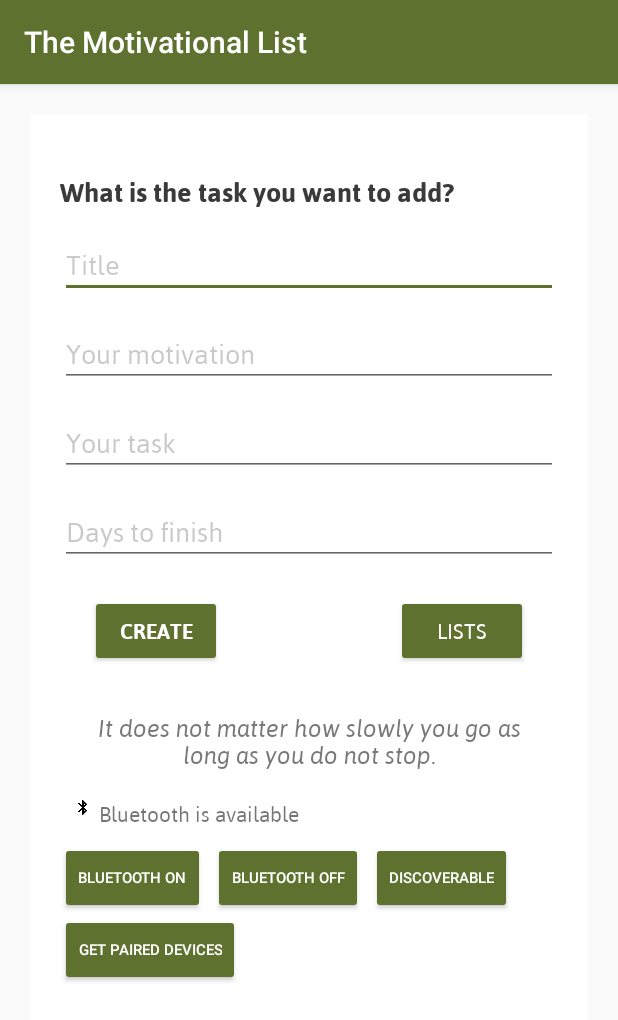
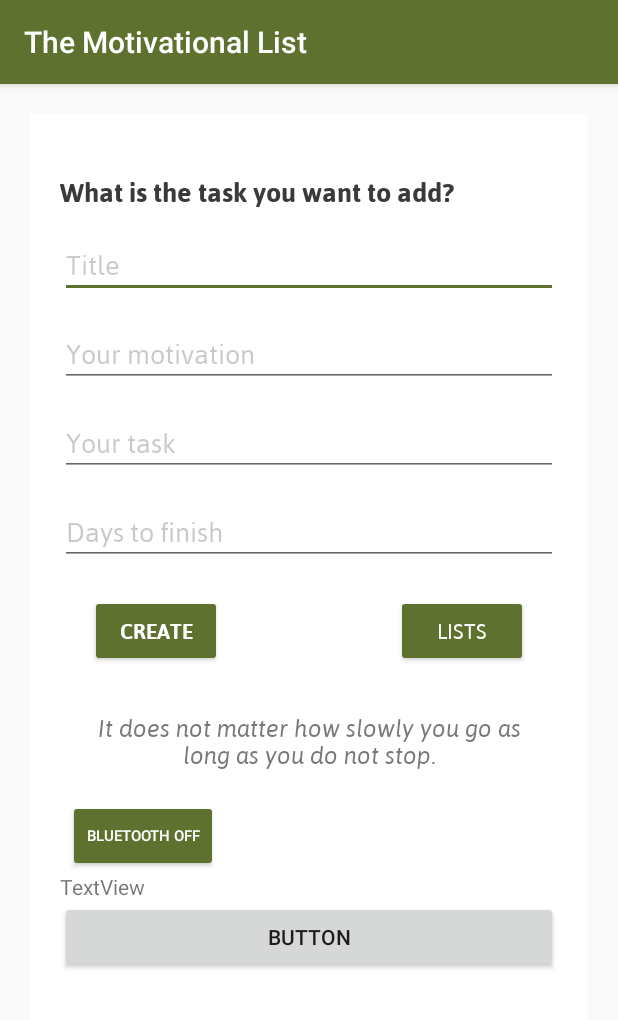
Before and after one commit to Mertyachting/BDD_Android_App, an Android app: the screen it shows after launch (MainActivity), on a phone screen of 412 x 824 dp. Shown: the top 1020 px of the screen. Run offline under Robolectric (Android 15) with nearby library versions, the phone set to English and light mode, and no system bars; libraries missing offline, so code that uses them is left out: app.akexorcist.bluetotohspp.

Commit message:
added server

```diff
--- a/app/src/main/AndroidManifest.xml
+++ b/app/src/main/AndroidManifest.xml
@@ -1,7 +1,7 @@
 <?xml version="1.0" encoding="utf-8"?>
 <manifest xmlns:android="http://schemas.android.com/apk/res/android"
     package="com.example.motivationlist">
-
+    <uses-permission android:name="android.permission.INTERNET" />
     <uses-permission android:name="android.permission.BLUETOOTH" />
     <uses-permission android:name="android.permission.BLUETOOTH_ADMIN" />
 
@@ -11,6 +11,7 @@
         android:label="@string/app_name_short"
         android:roundIcon="@mipmap/app_icon_launcher_round"
         android:supportsRtl="true"
+        android:usesCleartextTraffic="true"
         android:theme="@style/AppTheme">
         <activity
             android:name="com.example.motivationlist.EmployeeActivity"
--- a/app/src/main/java/com/example/motivationlist/MainActivity.java
+++ b/app/src/main/java/com/example/motivationlist/MainActivity.java
@@ -5,6 +5,7 @@ import androidx.appcompat.app.AppCompatActivity;
 import android.content.Context;
 import android.content.Intent;
 import android.database.sqlite.SQLiteDatabase;
+import android.os.AsyncTask;
 import android.os.Bundle;
 import android.view.View;
 import android.widget.Button;
@@ -17,6 +18,11 @@ import android.bluetooth.BluetoothDevice;
 import android.widget.ImageView;
 import android.widget.TextView;
 
+import java.io.BufferedReader;
+import java.io.IOException;
+import java.io.InputStreamReader;
+import java.net.HttpURLConnection;
+import java.net.URL;
 import java.util.Set;
 
 
@@ -28,6 +34,9 @@ import app.akexorcist.bluetotohspp.library.BluetoothState;
 
 public class MainActivity extends AppCompatActivity {
 
+    private static final String SERVER = "http://10.0.2.2:3000";
+
+    private TextView tvServerResponse;
 
     EditText e_name, e_email, e_username, e_phnumber;
     Button bt_save, viewdata, viewdatall;
@@ -37,27 +46,41 @@ public class MainActivity extends AppCompatActivity {
     private static final int REQUEST_ENABLE_BT = 0;
     private static final int REQUEST_DISCOVER_BT = 1;
 
-    TextView mStatusBlueTv, mPairedTv;
-    ImageView mBlueIv;
-    Button mOnBtn, mOffBtn, mDiscoverBtn, mPairedBtn;
+    /* TextView mStatusBlueTv, mPairedTv;
+     ImageView mBlueIv;
+     Button mOnBtn, mOffBtn, mDiscoverBtn, mPairedBtn;
 
-    BluetoothAdapter mBlueAdapter;
+     BluetoothAdapter mBlueAdapter;*/
+
 
     @Override
     protected void onCreate(Bundle savedInstanceState) {
+
+        View.OnClickListener onButtonClickListener = new View.OnClickListener() {
+            @Override
+            public void onClick(View v) {
+                HttpGetRequest request = new HttpGetRequest();
+                request.execute();
+            }
+        };
+
+
         super.onCreate(savedInstanceState);
         setContentView(R.layout.activity_main);
+        tvServerResponse = findViewById(R.id.textView);
+        Button contactServerButton = findViewById(R.id.button);
+        contactServerButton.setOnClickListener(onButtonClickListener);
         mDatabase = openOrCreateDatabase(DATABASE_NAME, MODE_PRIVATE, null);
         createEmployeeTable();
-        BluetoothSPP bt = new BluetoothSPP(this);
+
+
+        /*BluetoothSPP bt = new BluetoothSPP(this);
         if(!bt.isBluetoothAvailable()) {
             System.out.println("notavailable");
         }
         else {
             bt.startService(BluetoothState.DEVICE_ANDROID);
-        }
-
-
+        }*/
 
 
         //FindById (Button and Edittxt)
@@ -76,11 +99,11 @@ public class MainActivity extends AppCompatActivity {
             }
         });
 
-        if(!bt.isBluetoothAvailable()) {
+       /* if(!bt.isBluetoothAvailable()) {
             System.out.println("No Bluetooth available");
         }
 
-        bt.startService(BluetoothState.DEVICE_ANDROID);
+        bt.startService(BluetoothState.DEVICE_ANDROID);*/
 
 
         viewdata = (Button) findViewById(R.id.viewdata);
@@ -128,7 +151,7 @@ public class MainActivity extends AppCompatActivity {
         });
 
 
-        mStatusBlueTv = findViewById(R.id.statusBluetoothTv);
+      /*  mStatusBlueTv = findViewById(R.id.statusBluetoothTv);
         mPairedTv     = findViewById(R.id.pairedTv);
         mBlueIv       = findViewById(R.id.bluetoothIv);
         mOnBtn        = findViewById(R.id.onBtn);
@@ -211,12 +234,59 @@ public class MainActivity extends AppCompatActivity {
                     showToast("Turn on bluetooth to get paired devices");
                 }
             }
-        });
+        });*/
 
 
     }
 
-    @Override
+    public class HttpGetRequest extends AsyncTask<Void, Void, String> {
+
+        static final String REQUEST_METHOD = "GET";
+        static final int READ_TIMEOUT = 15000;
+        static final int CONNECTION_TIMEOUT = 15000;
+
+        @Override
+        protected String doInBackground(Void... params){
+            String result;
+            String inputLine;
+
+            try {
+                // connect to the server
+                URL myUrl = new URL(SERVER);
+                HttpURLConnection connection =(HttpURLConnection) myUrl.openConnection();
+                connection.setRequestMethod(REQUEST_METHOD);
+                connection.setReadTimeout(READ_TIMEOUT);
+                connection.setConnectTimeout(CONNECTION_TIMEOUT);
+                connection.connect();
+
+                // get the string from the input stream
+                InputStreamReader streamReader = new InputStreamReader(connection.getInputStream());
+                BufferedReader reader = new BufferedReader(streamReader);
+                StringBuilder stringBuilder = new StringBuilder();
+                while((inputLine = reader.readLine()) != null){
+                    stringBuilder.append(inputLine);
+                }
+                reader.close();
+                streamReader.close();
+                result = stringBuilder.toString();
+
+            } catch(IOException e) {
+                e.printStackTrace();
+                result = "error";
+            }
+
+            return result;
+        }
+
+        protected void onPostExecute(String result){
+            super.onPostExecute(result);
+            tvServerResponse.setText(result);
+        }
+    }
+
+
+
+   /* @Override
     protected void onActivityResult(int requestCode, int resultCode, Intent data) {
         switch (requestCode){
             case REQUEST_ENABLE_BT:
@@ -232,19 +302,13 @@ public class MainActivity extends AppCompatActivity {
                 break;
         }
         super.onActivityResult(requestCode, resultCode, data);
-    }
+    }*/
+
 
     //toast message function
     private void showToast(String msg){
         Toast.makeText(this, msg, Toast.LENGTH_SHORT).show();
     }
-
-
-
-
-
-
-
 
 
 
--- a/app/src/main/res/layout/activity_main.xml
+++ b/app/src/main/res/layout/activity_main.xml
@@ -98,8 +98,8 @@
 
             <Button
                 android:id="@+id/viewdataLL"
-                android:layout_width="30dp"
-                android:layout_height="30dp"
+                android:layout_width="7dp"
+                android:layout_height="11dp"
                 android:background="@android:color/transparent" />
 
         </RelativeLayout>
@@ -123,7 +123,7 @@
             android:padding="10dp">
 
             <TextView
-                android:id="@+id/start_quote2"
+                android:id="@+id/start_quote"
                 android:layout_width="match_parent"
                 android:layout_height="wrap_content"
                 android:layout_marginStart="8dp"
@@ -146,89 +146,47 @@
         <RelativeLayout
             android:layout_width="wrap_content"
             android:layout_height="wrap_content"
-            android:padding="10dp">
+            android:padding="10dp"/>
+    </LinearLayout>
 
-            <!--Display whether bluetooth is available or not-->
-            <TextView
-                android:id="@+id/statusBluetoothTv"
+
+    <LinearLayout
         android:layout_width="wrap_content"
         android:layout_height="wrap_content"
-                android:layout_marginStart="16dp"
-                android:fontFamily="@font/asap"
-                android:text="@string/bluetooth" />
+        android:orientation="horizontal">
 
-            <!--Bluetooth icon (on/off)-->
-            <ImageView
-                android:id="@+id/bluetoothIv"
-                android:layout_width="10dp"
-                android:layout_height="10dp"
-                android:tint="#81000000" />
+        <!--On Button-->
 
-        </RelativeLayout>
+        <!--Off btn-->
+
+        <!--Discoverable button-->
+
     </LinearLayout>
 
     <LinearLayout
         android:layout_width="match_parent"
         android:layout_height="wrap_content"
-        android:orientation="horizontal">
+        android:orientation="horizontal"/>
 
-        <!--On Button-->
     <Button
-            android:id="@+id/onBtn"
+        android:id="@+id/quote_button"
         style="@style/Base.Widget.AppCompat.Button.Colored"
-            android:layout_width="wrap_content"
-            android:layout_height="wrap_content"
-            android:text="@string/on"
-            android:textSize="10sp" />
-
-        <!--Off btn-->
-        <Button
-            android:id="@+id/offBtn"
         android:layout_width="wrap_content"
         android:layout_height="wrap_content"
         android:layout_marginStart="5dp"
         android:text="@string/off"
-            style="@style/Base.Widget.AppCompat.Button.Colored"
-            android:textSize="10sp" />
-
-        <!--Discoverable button-->
-        <Button
-            android:id="@+id/discoverableBtn"
-            style="@style/Base.Widget.AppCompat.Button.Colored"
-            android:layout_width="wrap_content"
-            android:layout_height="wrap_content"
-            android:layout_marginStart="5dp"
-            android:text="@string/discoverable"
-            android:textSize="10sp" />
-
-    </LinearLayout>
-
-
-    <LinearLayout
-        android:layout_width="match_parent"
-        android:layout_height="wrap_content"
-        android:orientation="horizontal">
-
-        <!--Get list of paired devices button-->
-        <Button
-            android:id="@+id/pairedBtn"
-            android:layout_width="wrap_content"
-            android:layout_height="wrap_content"
-            android:text="@string/paired_dev"
-            style="@style/Base.Widget.AppCompat.Button.Colored"
         android:textSize="10sp" />
 
     <TextView
-            android:id="@+id/pairedTv"
+        android:id="@+id/textView"
         android:layout_width="match_parent"
-            android:layout_height="match_parent"
-            android:layout_marginStart="15dp"
-            android:layout_marginTop="5dp"
-            android:layout_marginEnd="15dp"
-            android:layout_marginBottom="5dp"
-            android:text=""
-            android:textColor="#000"
-            android:textSize="10sp" />
-    </LinearLayout>
+        android:layout_height="wrap_content"
+        android:text="TextView" />
+
+    <Button
+        android:id="@+id/button"
+        android:layout_width="match_parent"
+        android:layout_height="wrap_content"
+        android:text="Button" />
 
 </LinearLayout>
```
Also changed, not shown: 2 other files. Lines whose indentation alone changed are shown as unchanged.
